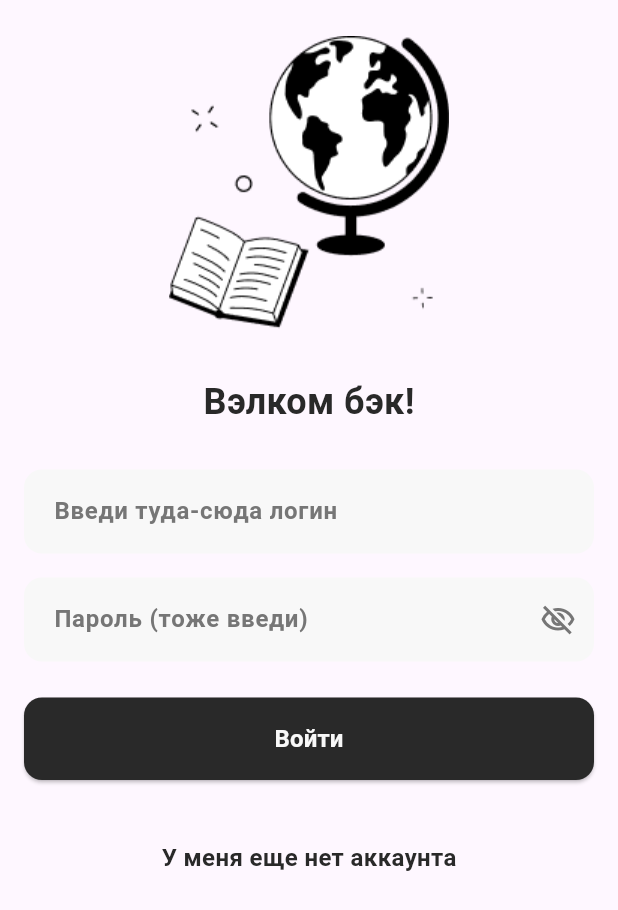
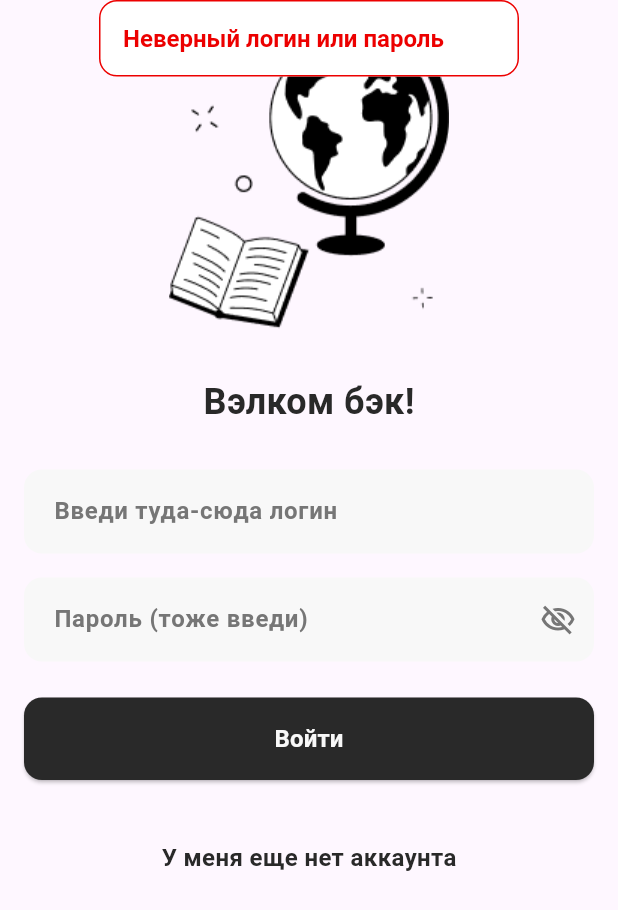
Before and after one commit to dbaudunova/NeoAuth, a Flutter app: the screen it shows after launch, after a tap on "Войти", on a phone screen of 412 x 824 dp. Shown: the top 910 px of the screen. Run offline on Flutter 3.47's test engine with Material 3 defaults, Android fonts, the phone set to English and light mode, and no system bars; Roboto replaces fonts that are missing (MPlusRegular).

Commit message:
feat: add alert dialog for validation, create welcome screen, start creating registration screen

```diff
--- a/lib/configs/constants/app_texts.dart
+++ b/lib/configs/constants/app_texts.dart
@@ -31,7 +31,6 @@ class AppTexts {
   static const String checkSpamAgain = 'Не забудь проверить ящик “Спам”!11!!!!';
   static const String gotIt = 'Понятно!!1!';
   static const String welcome = 'Добро пожаловать!';
-  static const String goOut = 'Выйти?';
   static const String areYouSure = 'Точно выйти?';
   static const String yesExactly = 'Да, точно';
   static const String noStay = 'Нет, остаться';
--- a/lib/main.dart
+++ b/lib/main.dart
@@ -3,6 +3,7 @@ import 'package:neo_auth/presentation/pages/authorization.dart';
 import 'package:neo_auth/configs/theme/app_theme.dart';
 import 'package:neo_auth/presentation/pages/registration.dart';
 import 'package:neo_auth/presentation/pages/splash.dart';
+import 'package:neo_auth/presentation/pages/welcome.dart';
 
 void main() {
   return runApp(
@@ -14,6 +15,7 @@ void main() {
         '/splash': (context) => const Splash(),
         '/authorization': (context) => const Authorization(),
         '/registration': (context) => const Registration(),
+        '/welcome': (context) => const Welcome(),
       },
     ),
   );
--- a/lib/presentation/pages/authorization.dart
+++ b/lib/presentation/pages/authorization.dart
@@ -3,6 +3,7 @@ import 'package:neo_auth/configs/constants/app_assets.dart';
 import 'package:neo_auth/configs/constants/app_colors.dart';
 import 'package:neo_auth/configs/constants/app_styles.dart';
 import 'package:neo_auth/configs/constants/app_texts.dart';
+import 'package:neo_auth/presentation/widgets/alert_dialog_widget.dart';
 import 'package:neo_auth/presentation/widgets/text_field_widget.dart';
 
 class Authorization extends StatefulWidget {
@@ -14,11 +15,20 @@ class Authorization extends StatefulWidget {
 
 class _AuthorizationState extends State<Authorization> {
   late bool _passwordVisible;
+  final _loginController = TextEditingController();
+  final _passwordController = TextEditingController();
 
   @override
   void initState() {
     super.initState();
     _passwordVisible = false;
+  }
+
+  @override
+  void dispose() {
+    super.dispose();
+    _loginController.dispose();
+    _passwordController.dispose();
   }
 
   void _passwordVisibility() {
@@ -29,13 +39,29 @@ class _AuthorizationState extends State<Authorization> {
     );
   }
 
+  void _signIn() {
+    String enteredLogin = _loginController.text;
+    String enteredPassword = _passwordController.text;
+
+    if (enteredLogin == 'user' && enteredPassword == 'password') {
+      Navigator.pushNamed(context, '/welcome');
+    } else {
+      _buildShowDialog(context);
+      _passwordController.clear();
+      _loginController.clear();
+    }
+  }
+
   @override
   Widget build(BuildContext context) {
     return Scaffold(
-      body: Container(
+      resizeToAvoidBottomInset: false,
+      body: SafeArea(
+        child: Container(
           alignment: Alignment.topCenter,
           child: Padding(
-          padding: const EdgeInsets.symmetric(horizontal: 16).copyWith(top: 24),
+            padding:
+                const EdgeInsets.symmetric(horizontal: 16).copyWith(top: 24),
             child: Column(
               children: [
                 Image.asset(AppAssets.auth),
@@ -47,8 +73,9 @@ class _AuthorizationState extends State<Authorization> {
                   ),
                 ),
                 const SizedBox(height: 28),
-              const TextFieldWidget(
+                TextFieldWidget(
                   hintText: AppTexts.enterLogin,
+                  controller: _loginController,
                 ),
                 const SizedBox(height: 16),
                 TextFieldWidget(
@@ -61,12 +88,13 @@ class _AuthorizationState extends State<Authorization> {
                     color: AppColors.hintColor,
                   ),
                   hintText: AppTexts.enterPassword,
+                  controller: _passwordController,
                 ),
                 const SizedBox(height: 24),
                 SizedBox(
                   width: MediaQuery.of(context).size.width,
                   child: ElevatedButton(
-                  onPressed: () {},
+                    onPressed: _signIn,
                     child: Text(
                       AppTexts.signIn,
                       style: AppStyles.s16w500.copyWith(
@@ -90,6 +118,32 @@ class _AuthorizationState extends State<Authorization> {
             ),
           ),
         ),
+      ),
+    );
+  }
+
+  Future<dynamic> _buildShowDialog(BuildContext context) {
+    return showDialog(
+      barrierColor: Colors.transparent,
+      context: context,
+      builder: (context) {
+        _closeAlert(context);
+        return const Column(
+          mainAxisAlignment: MainAxisAlignment.start,
+          children: [
+            AlertDialogWidget(
+              title: AppTexts.incorrectLoginOrPassword,
+            ),
+          ],
+        );
+      },
+    );
+  }
+
+  void _closeAlert(BuildContext context) {
+     Future.delayed(
+       const Duration(seconds: 3),
+      () => Navigator.of(context).pop(),
     );
   }
 }
--- a/lib/presentation/pages/splash.dart
+++ b/lib/presentation/pages/splash.dart
@@ -12,10 +12,13 @@ class Splash extends StatefulWidget {
 }
 
 class _SplashState extends State<Splash> {
-
   @override
   void initState() {
     super.initState();
+    _closeSplash();
+  }
+
+  void _closeSplash() {
     Timer(
       const Duration(seconds: 5),
       () => Navigator.of(context).pushReplacementNamed('/authorization'),
--- /dev/null
+++ b/lib/presentation/widgets/alert_dialog_widget.dart
@@ -0,0 +1,28 @@
+import 'package:flutter/material.dart';
+import 'package:neo_auth/configs/constants/app_colors.dart';
+import 'package:neo_auth/configs/constants/app_styles.dart';
+
+class AlertDialogWidget extends StatelessWidget {
+  const AlertDialogWidget({
+    super.key,
+    required this.title,
+  });
+
+  final String title;
+
+  @override
+  Widget build(BuildContext context) {
+    return AlertDialog(
+      insetPadding: EdgeInsets.zero,
+      title: Text(title),
+      titleTextStyle: AppStyles.s16w500.copyWith(color: AppColors.red),
+      backgroundColor: Colors.white,
+      titlePadding: const EdgeInsets.all(16),
+      elevation: 0,
+      shape: RoundedRectangleBorder(
+        side: BorderSide(color: AppColors.red),
+        borderRadius: BorderRadius.circular(12),
+      ),
+    );
+  }
+}
--- a/lib/presentation/widgets/text_field_widget.dart
+++ b/lib/presentation/widgets/text_field_widget.dart
@@ -8,17 +8,19 @@ class TextFieldWidget extends StatelessWidget {
     this.obscureText,
     this.onPressed,
     this.icon,
-    required this.hintText,
+    required this.hintText, required this.controller,
   });
 
   final bool? obscureText;
   final VoidCallback? onPressed;
   final Widget? icon;
   final String hintText;
+  final TextEditingController controller;
 
   @override
   Widget build(BuildContext context) {
     return TextFormField(
+      controller: controller,
       style: AppStyles.s16w500.copyWith(
         color: AppColors.buttonColor,
       ),
```
Also changed, not shown: lib/presentation/pages/registration.dart (+22 -1 lines), lib/presentation/pages/welcome.dart (added, +43 -0 lines). Lines whose indentation alone changed are shown as unchanged.
